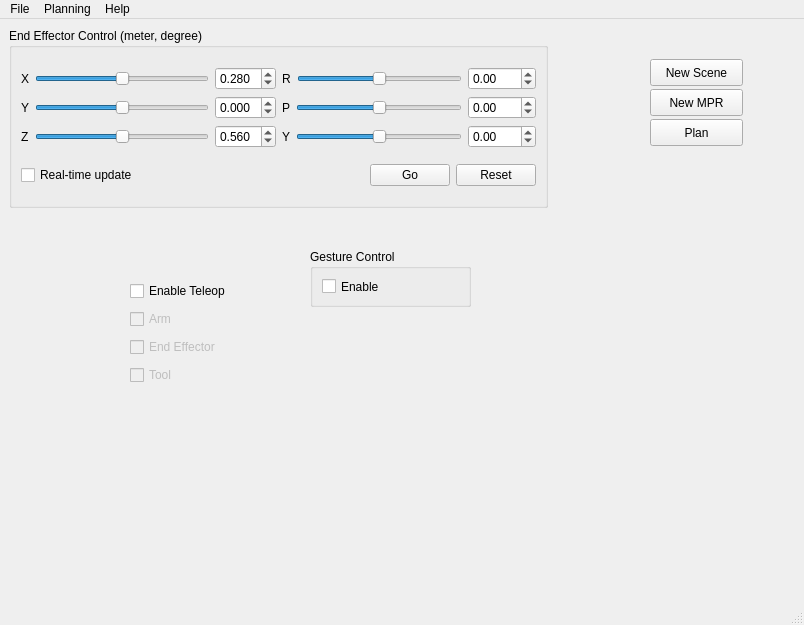
cuixiongyi/hiveground-ros-pkg, file prw/src/prw.ui: the form before one commit.
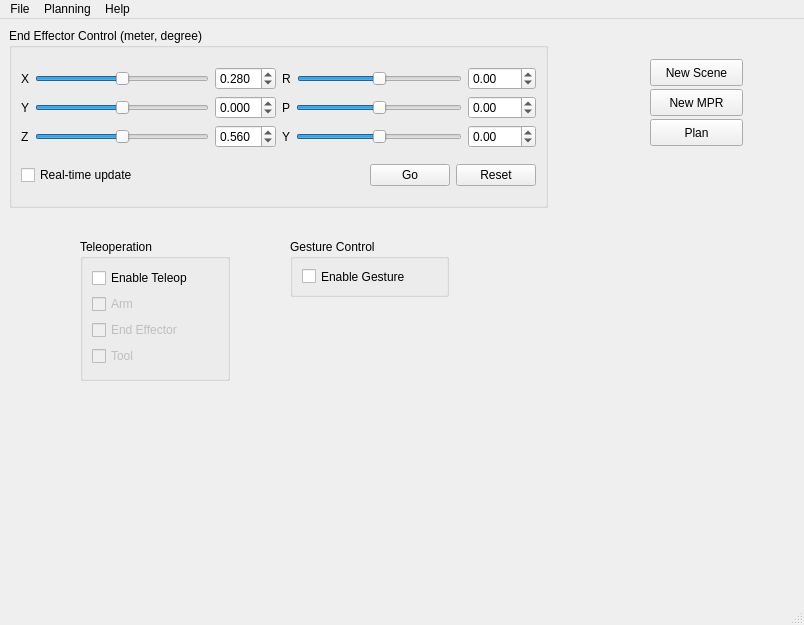
The form after the commit.

```diff
--- a/prw/src/prw.ui
+++ b/prw/src/prw.ui
@@ -397,14 +397,39 @@
      <string>New Scene</string>
     </property>
    </widget>
-   <widget class="QWidget" name="layoutWidget">
+   <widget class="QGroupBox" name="groupBox_2">
     <property name="geometry">
      <rect>
-      <x>130</x>
-      <y>260</y>
-      <width>126</width>
-      <height>108</height>
+      <x>290</x>
+      <y>220</y>
+      <width>159</width>
+      <height>58</height>
      </rect>
+    </property>
+    <property name="title">
+     <string>Gesture Control</string>
+    </property>
+    <layout class="QVBoxLayout" name="verticalLayout_5">
+     <item>
+      <widget class="QCheckBox" name="cb_enable_gesture">
+       <property name="text">
+        <string>Enable Gesture</string>
+       </property>
+      </widget>
+     </item>
+    </layout>
+   </widget>
+   <widget class="QGroupBox" name="groupBox_3">
+    <property name="geometry">
+     <rect>
+      <x>80</x>
+      <y>220</y>
+      <width>150</width>
+      <height>142</height>
+     </rect>
+    </property>
+    <property name="title">
+     <string>Teleoperation</string>
     </property>
     <layout class="QVBoxLayout" name="verticalLayout_4">
      <item>
@@ -446,28 +471,6 @@
      </item>
     </layout>
    </widget>
-   <widget class="QGroupBox" name="groupBox_2">
-    <property name="geometry">
-     <rect>
-      <x>310</x>
-      <y>230</y>
-      <width>161</width>
-      <height>58</height>
-     </rect>
-    </property>
-    <property name="title">
-     <string>Gesture Control</string>
-    </property>
-    <layout class="QVBoxLayout" name="verticalLayout_5">
-     <item>
-      <widget class="QCheckBox" name="cb_enable_gesture">
-       <property name="text">
-        <string>Enable</string>
-       </property>
-      </widget>
-     </item>
-    </layout>
-   </widget>
   </widget>
   <widget class="QMenuBar" name="menubar">
    <property name="geometry">
```
